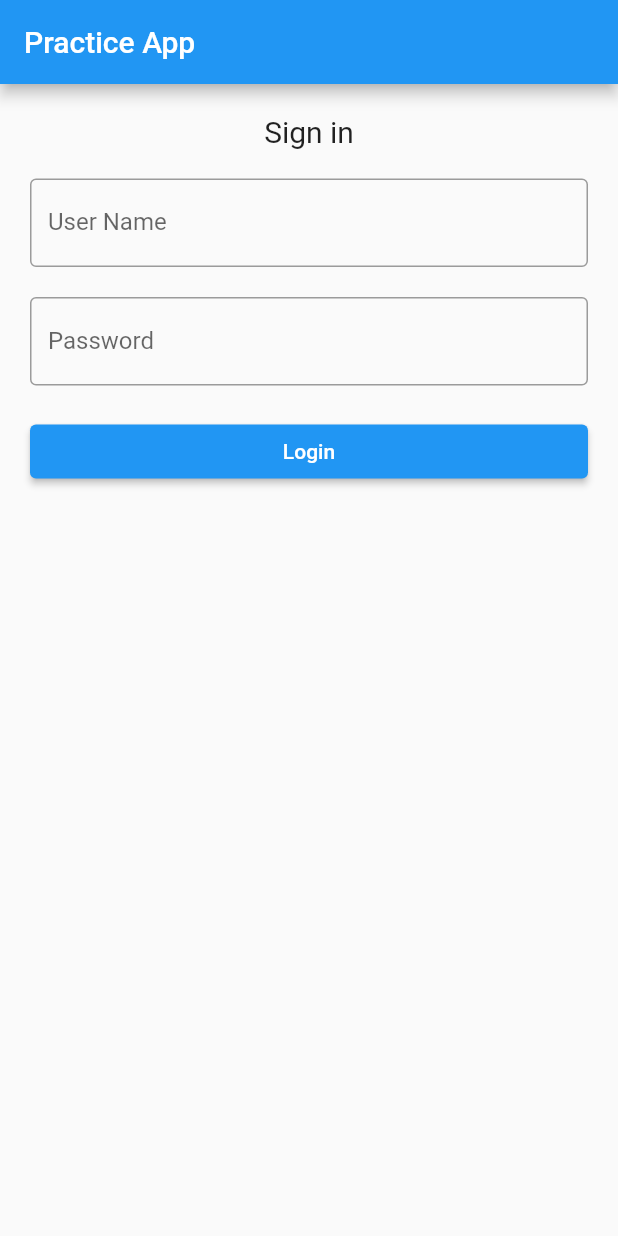
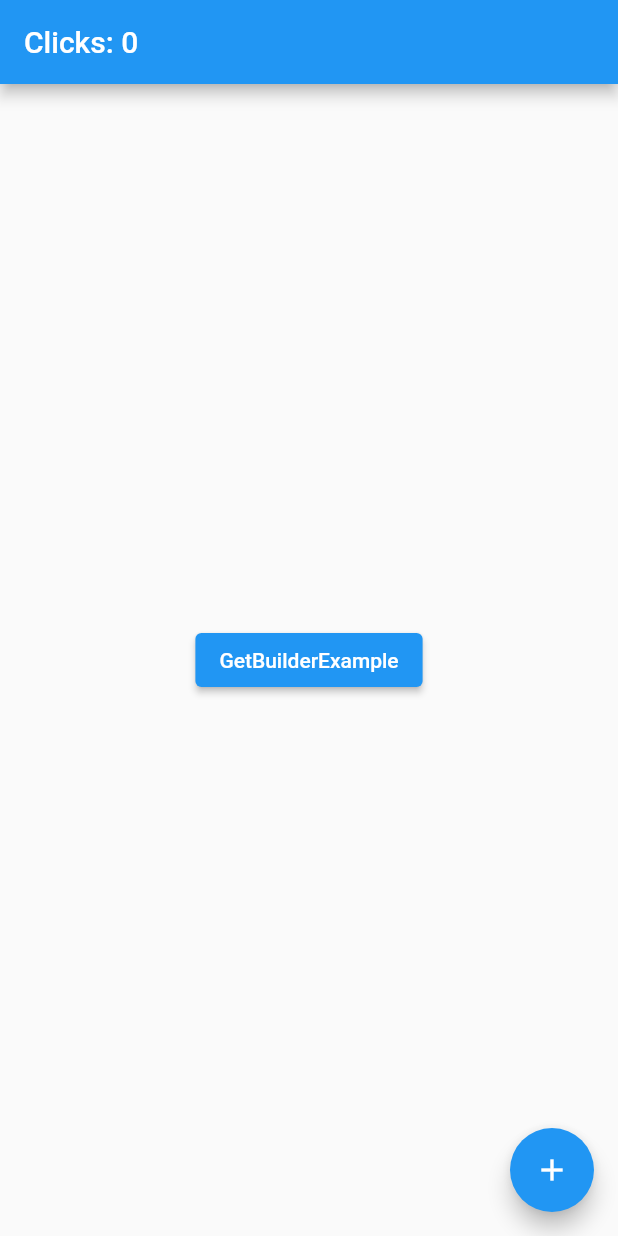
Before and after one commit to DevendraSaini180/flutter_training, a Flutter app: the screen it shows after launch, on a phone screen of 412 x 824 dp. Run offline on Flutter 3.47's test engine with Material 2 defaults, Android fonts, the phone set to English and light mode, and no system bars; our stand-ins replace flutter_slider_drawer, get.

Commit message:
initial commit use of obx and getbuilder

```diff
--- /dev/null
+++ b/lib/controllers/home_controllers.dart
@@ -0,0 +1,6 @@
+import 'package:get/get.dart';
+
+class HomeController extends GetxController{
+  var count = 0.obs;
+  increment() => count++;
+}
--- a/lib/main.dart
+++ b/lib/main.dart
@@ -1,33 +1,31 @@
 import 'package:flutter/material.dart';
-import 'package:flutter_training/pages/login.dart';
+import 'package:flutter_training/controllers/home_controllers.dart';
+import 'package:flutter_training/pages/getbuilder_example.dart';
+import 'package:get/get.dart';
 
 void main() {
-  runApp(const MyApp());
+  runApp(GetMaterialApp(
+    debugShowCheckedModeBanner: false,
+    home: Home(),
+  ));
 }
 
-class MyApp extends StatefulWidget {
-  const MyApp({Key? key}) : super(key: key);
-
-  @override
-  State<MyApp> createState() => _MyAppState();
-}
-
-class _MyAppState extends State<MyApp> {
+class Home extends StatelessWidget {
   @override
   Widget build(BuildContext context) {
-    return MaterialApp(
-      debugShowCheckedModeBanner: false,
-      title: 'Flutter Demo',
-      theme: ThemeData(
-        primarySwatch: Colors.blue,
+    final HomeController homeController = Get.put(HomeController());
+
+    return Scaffold(
+      appBar: AppBar(
+        title: Obx(() => Text("Clicks: ${homeController.count}")),
       ),
-      home: Scaffold(
-        appBar: AppBar(
-          title: const Text("Practice App"),
-        ),
-        body: SafeArea(
-          child: const Login(),
-        ),
+      body: Center(
+        child: ElevatedButton(
+            onPressed: () => {Get.to(GetBuilderExample())}, child: Text("GetBuilderExample")),
+      ),
+      floatingActionButton: FloatingActionButton(
+        child: Icon(Icons.add),
+        onPressed: () =>homeController.increment(),
       ),
     );
   }
--- a/pubspec.yaml
+++ b/pubspec.yaml
@@ -34,7 +34,8 @@ dependencies:
   # The following adds the Cupertino Icons font to your application.
   # Use with the CupertinoIcons class for iOS style icons.
   cupertino_icons: ^1.0.2
-  flutter_slider_drawer: '2.1.1'
+  flutter_slider_drawer: ^2.1.1
+  get: ^4.6.5
 
 dev_dependencies:
   flutter_test:
```
Also changed, not shown: lib/controllers/getbuilder_example_controller.dart (added, +10 -0 lines), lib/pages/getbuilder_example.dart (added, +47 -0 lines), pubspec.lock.
